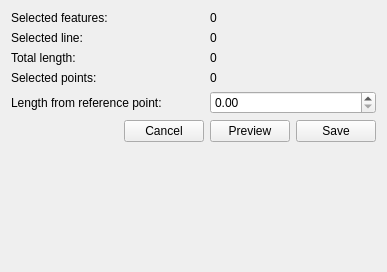
Before: the Qt Designer form ui/geometry/ui_join_points.ui in gltn/stdm, drawn with Qt 5.
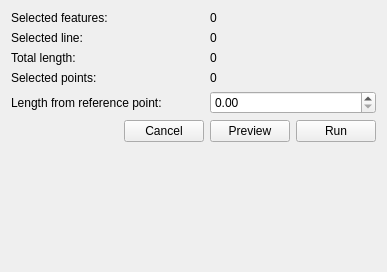
After: the same form once the commit is applied.

Patch:
```diff
--- a/ui/geometry/ui_join_points.ui
+++ b/ui/geometry/ui_join_points.ui
@@ -68,7 +68,7 @@
    <item row="5" column="4">
     <widget class="QPushButton" name="save_btn">
      <property name="text">
-      <string>Save</string>
+      <string>Run</string>
      </property>
     </widget>
    </item>
```
Left out of the diff: 2 changed lines with no effect on the pictures.
